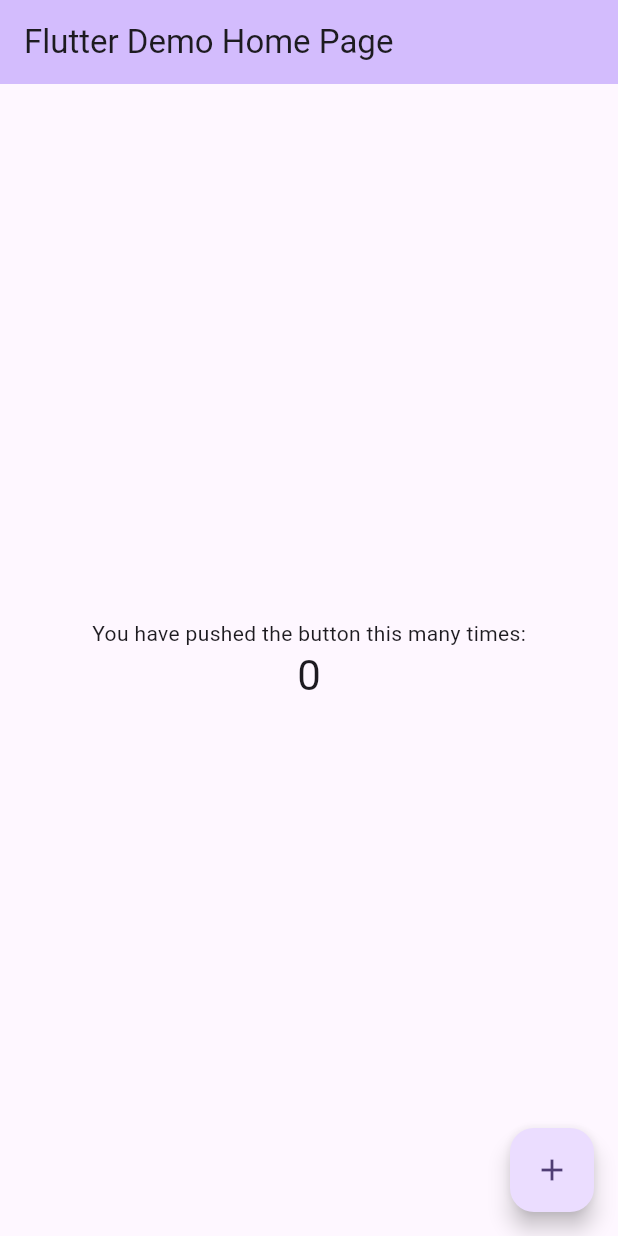
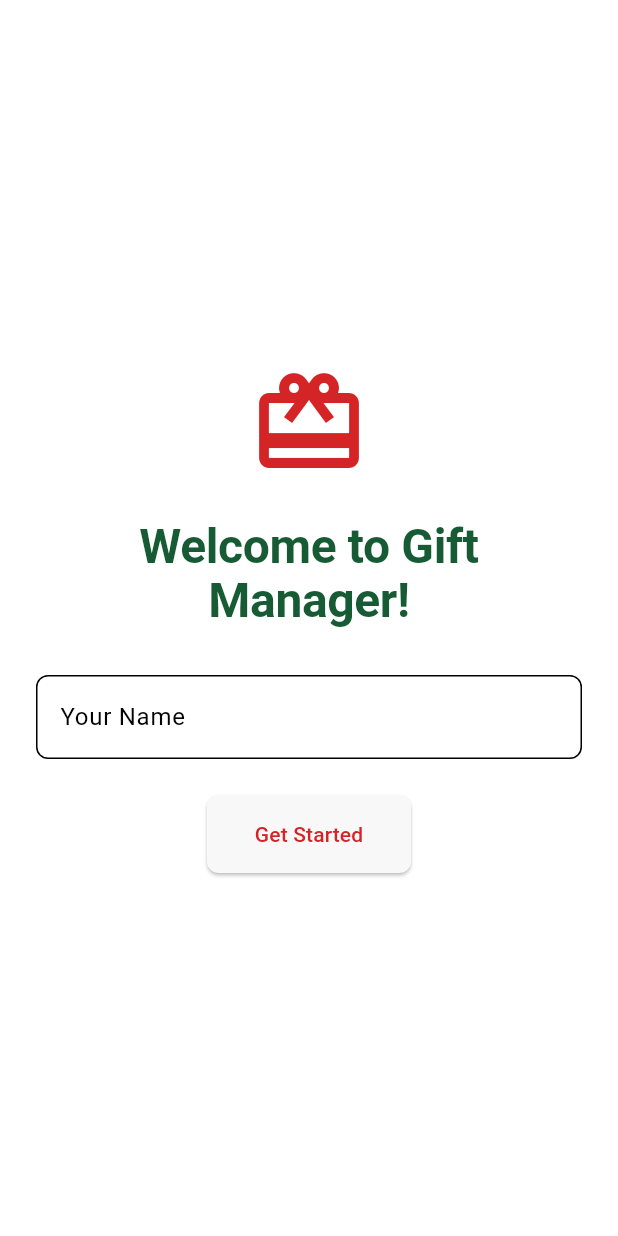
Before and after one commit to bozzimarcello/gift_manager, a Flutter app: the screen it shows after launch, on a phone screen of 412 x 824 dp. Run offline on Flutter 3.47's test engine with Material 3 defaults, Android fonts, the phone set to English and light mode, and no system bars; our stand-ins replace shared_preferences.

Commit message:
first page and theme added

```diff
--- a/lib/main.dart
+++ b/lib/main.dart
@@ -1,125 +1,104 @@
 import 'package:flutter/material.dart';
+import 'package:gift_manager/theme/app_theme.dart';
+import 'package:shared_preferences/shared_preferences.dart';  // Fixed import
 
 void main() {
-  runApp(const MyApp());
+  runApp(const GiftManagerApp());
 }
 
-class MyApp extends StatelessWidget {
-  const MyApp({super.key});
+class GiftManagerApp extends StatelessWidget {
+  const GiftManagerApp({super.key});
 
-  // This widget is the root of your application.
   @override
   Widget build(BuildContext context) {
     return MaterialApp(
-      title: 'Flutter Demo',
-      theme: ThemeData(
-        // This is the theme of your application.
-        //
-        // TRY THIS: Try running your application with "flutter run". You'll see
-        // the application has a purple toolbar. Then, without quitting the app,
-        // try changing the seedColor in the colorScheme below to Colors.green
-        // and then invoke "hot reload" (save your changes or press the "hot
-        // reload" button in a Flutter-supported IDE, or press "r" if you used
-        // the command line to start the app).
-        //
-        // Notice that the counter didn't reset back to zero; the application
-        // state is not lost during the reload. To reset the state, use hot
-        // restart instead.
-        //
-        // This works for code too, not just values: Most code changes can be
-        // tested with just a hot reload.
-        colorScheme: ColorScheme.fromSeed(seedColor: Colors.deepPurple),
-        useMaterial3: true,
-      ),
-      home: const MyHomePage(title: 'Flutter Demo Home Page'),
+      title: 'Gift Manager',
+      theme: AppTheme.christmasTheme,
+      home: const WelcomePage(),
     );
   }
 }
 
-class MyHomePage extends StatefulWidget {
-  const MyHomePage({super.key, required this.title});
-
-  // This widget is the home page of your application. It is stateful, meaning
-  // that it has a State object (defined below) that contains fields that affect
-  // how it looks.
-
-  // This class is the configuration for the state. It holds the values (in this
-  // case the title) provided by the parent (in this case the App widget) and
-  // used by the build method of the State. Fields in a Widget subclass are
-  // always marked "final".
-
-  final String title;
+class WelcomePage extends StatefulWidget {
+  const WelcomePage({super.key});
 
   @override
-  State<MyHomePage> createState() => _MyHomePageState();
+  State<WelcomePage> createState() => _WelcomePageState();
 }
 
-class _MyHomePageState extends State<MyHomePage> {
-  int _counter = 0;
+class _WelcomePageState extends State<WelcomePage> {
+  final _nameController = TextEditingController();
+  final _formKey = GlobalKey<FormState>();
 
-  void _incrementCounter() {
-    setState(() {
-      // This call to setState tells the Flutter framework that something has
-      // changed in this State, which causes it to rerun the build method below
-      // so that the display can reflect the updated values. If we changed
-      // _counter without calling setState(), then the build method would not be
-      // called again, and so nothing would appear to happen.
-      _counter++;
-    });
+  Future<void> _saveUserName(String name) async {
+    final prefs = await SharedPreferences.getInstance();
+    await prefs.setString('user_name', name);
+
+    if (!mounted) return;
+
+    // Here you would typically navigate to your home page
+    // For now, we'll just show a success message
+    ScaffoldMessenger.of(context).showSnackBar(
+      const SnackBar(content: Text('Welcome! Name saved successfully')),
+    );
+  }
+
+  @override
+  void dispose() {
+    _nameController.dispose();
+    super.dispose();
   }
 
   @override
   Widget build(BuildContext context) {
-    // This method is rerun every time setState is called, for instance as done
-    // by the _incrementCounter method above.
-    //
-    // The Flutter framework has been optimized to make rerunning build methods
-    // fast, so that you can just rebuild anything that needs updating rather
-    // than having to individually change instances of widgets.
     return Scaffold(
-      appBar: AppBar(
-        // TRY THIS: Try changing the color here to a specific color (to
-        // Colors.amber, perhaps?) and trigger a hot reload to see the AppBar
-        // change color while the other colors stay the same.
-        backgroundColor: Theme.of(context).colorScheme.inversePrimary,
-        // Here we take the value from the MyHomePage object that was created by
-        // the App.build method, and use it to set our appbar title.
-        title: Text(widget.title),
-      ),
       body: Center(
-        // Center is a layout widget. It takes a single child and positions it
-        // in the middle of the parent.
-        child: Column(
-          // Column is also a layout widget. It takes a list of children and
-          // arranges them vertically. By default, it sizes itself to fit its
-          // children horizontally, and tries to be as tall as its parent.
-          //
-          // Column has various properties to control how it sizes itself and
-          // how it positions its children. Here we use mainAxisAlignment to
-          // center the children vertically; the main axis here is the vertical
-          // axis because Columns are vertical (the cross axis would be
-          // horizontal).
-          //
-          // TRY THIS: Invoke "debug painting" (choose the "Toggle Debug Paint"
-          // action in the IDE, or press "p" in the console), to see the
-          // wireframe for each widget.
-          mainAxisAlignment: MainAxisAlignment.center,
-          children: <Widget>[
-            const Text(
-              'You have pushed the button this many times:',
+        child: SingleChildScrollView(
+          padding: const EdgeInsets.all(24),
+          child: Form(
+            key: _formKey,
+            child: Column(
+              mainAxisAlignment: MainAxisAlignment.center,
+              children: [
+                Icon(
+                  Icons.card_giftcard,
+                  size: 80,
+                  color: Theme.of(context).primaryColor,
+                ),
+                const SizedBox(height: 24),
+                Text(
+                  'Welcome to Gift Manager!',
+                  style: Theme.of(context).textTheme.displayLarge,
+                  textAlign: TextAlign.center,
+                ),
+                const SizedBox(height: 32),
+                TextFormField(
+                  controller: _nameController,
+                  decoration: const InputDecoration(
+                    labelText: 'Your Name',
+                    hintText: 'Enter your name',
+                  ),
+                  validator: (value) {
+                    if (value == null || value.isEmpty) {
+                      return 'Please enter your name';
+                    }
+                    return null;
+                  },
+                ),
+                const SizedBox(height: 24),
+                ElevatedButton(
+                  onPressed: () {
+                    if (_formKey.currentState!.validate()) {
+                      _saveUserName(_nameController.text);
+                    }
+                  },
+                  child: const Text('Get Started'),
+                ),
+              ],
             ),
-            Text(
-              '$_counter',
-              style: Theme.of(context).textTheme.headlineMedium,
-            ),
-          ],
+          ),
         ),
       ),
-      floatingActionButton: FloatingActionButton(
-        onPressed: _incrementCounter,
-        tooltip: 'Increment',
-        child: const Icon(Icons.add),
-      ), // This trailing comma makes auto-formatting nicer for build methods.
     );
   }
 }
--- /dev/null
+++ b/lib/theme/app_theme.dart
@@ -0,0 +1,45 @@
+import 'package:flutter/material.dart';
+
+class AppTheme {
+  static ThemeData get christmasTheme {
+    return ThemeData(
+      primaryColor: const Color(0xFFD42426),  // Christmas red
+      colorScheme: const ColorScheme.light(
+        primary: Color(0xFFD42426),           // Christmas red
+        secondary: Color(0xFF165B33),         // Christmas green
+        surface: Color(0xFFF8F8F8),
+        surfaceContainerHighest: Color(0xFFFFFFFF),  // Updated from surfaceVariant
+        error: Color(0xFFB00020),
+      ),
+      scaffoldBackgroundColor: const Color(0xFFFFFFFF),  // Explicit scaffold background
+      textTheme: const TextTheme(
+        displayLarge: TextStyle(
+          fontSize: 32,
+          fontWeight: FontWeight.bold,
+          color: Color(0xFF165B33),  // Christmas green
+        ),
+        bodyLarge: TextStyle(
+          fontSize: 16,
+          color: Color(0xFF333333),
+        ),
+      ),
+      elevatedButtonTheme: ElevatedButtonThemeData(
+        style: ElevatedButton.styleFrom(
+          padding: const EdgeInsets.symmetric(horizontal: 32, vertical: 16),
+          shape: RoundedRectangleBorder(
+            borderRadius: BorderRadius.circular(8),
+          ),
+        ),
+      ),
+      inputDecorationTheme: InputDecorationTheme(
+        border: OutlineInputBorder(
+          borderRadius: BorderRadius.circular(8),
+        ),
+        focusedBorder: OutlineInputBorder(
+          borderRadius: BorderRadius.circular(8),
+          borderSide: const BorderSide(color: Color(0xFF165B33), width: 2),
+        ),
+      ),
+    );
+  }
+}
--- a/pubspec.yaml
+++ b/pubspec.yaml
@@ -35,6 +35,8 @@ dependencies:
   # The following adds the Cupertino Icons font to your application.
   # Use with the CupertinoIcons class for iOS style icons.
   cupertino_icons: ^1.0.8
+
+  shared_preferences: ^2.2.2
 
 dev_dependencies:
   flutter_test:
```
Also changed, not shown: pubspec.lock, 3 other files.
